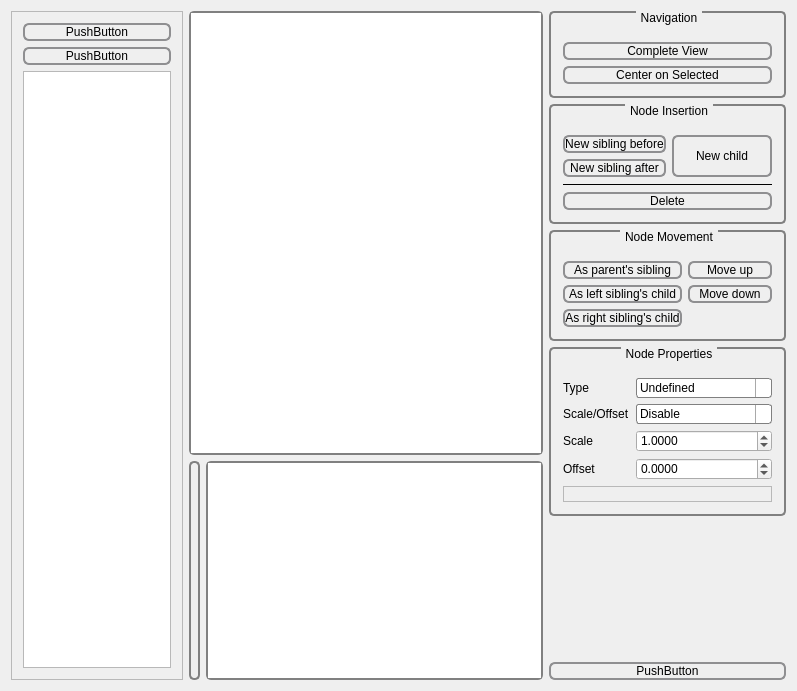
First picture: the form in trunk/qt-frontend/QtQuatschEditor/forms/qtquatscheditor.ui, repository phresnel/picogen, before the edit.
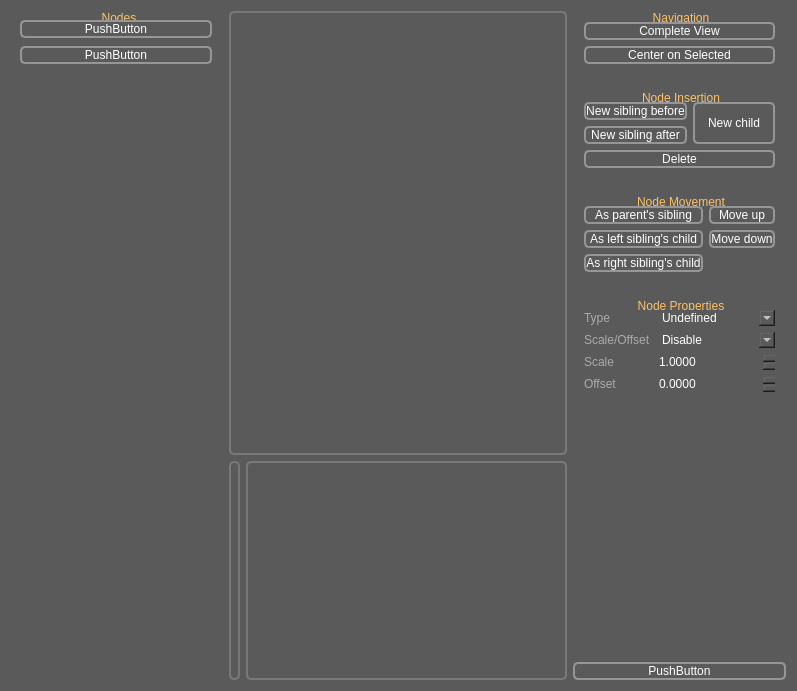
Second picture: the form after the edit. Icons and pictures are not drawn.

What changed in the file:
```diff
--- a/trunk/qt-frontend/QtQuatschEditor/forms/qtquatscheditor.ui
+++ b/trunk/qt-frontend/QtQuatschEditor/forms/qtquatscheditor.ui
@@ -10,97 +10,105 @@
     <height>691</height>
    </rect>
   </property>
+  <property name="font">
+   <font>
+    <weight>50</weight>
+    <bold>false</bold>
+    <underline>false</underline>
+   </font>
+  </property>
   <property name="windowTitle">
    <string>QtQuatschEditor</string>
   </property>
   <property name="styleSheet">
-   <string>     /*QWidget {
-         background-color: qlineargradient(x1: 0, y1: 1, x2: 0, y2: 0,
-                                           stop: 0 #a6a7aa, stop: 1 #dadbde);
-      }*/
-    
-     QPushButton {
-         border: 2px solid #8f8f91;
-         border-radius: 6px;
-         background-color: qlineargradient(x1: 0, y1: 0, x2: 0, y2: 1,
-                                           stop: 0 #f6f7fa, stop: 1 #dadbde);
-         min-width: 80px;
-     }
-    
-     QPushButton:disabled {
-	color: rgb(200, 200, 200);
-     }
+   <string notr="true">QWidget {
+	background-color: rgb(90, 90, 90);
+	color: rgb(255,255,255);
+	border-width: 0px;
+	border-style: solid;
+	border-color: transparent;
+	border-radius:5px;
+}
+QPushButton:disabled, 
+QComboBox:disabled,
+QSpinBox:disabled, 
+QDoubleSpinBox:disabled {
+	background-color: rgb(90, 90, 90);
+	color: rgb(140,140,140);
+	border-color: rgb(120,120,120)
+}
 
-     QPushButton:pressed {
-         background-color: qlineargradient(x1: 0, y1: 0, x2: 0, y2: 1,
-                                           stop: 0 #dadbde, stop: 1 #f6f7fa);
-     }
+QPushButton {
+	border-width: 2px;
+	border-color: rgb(150,150,150);
+}
+QLabel {
+	border-color: transparent;
+	color: rgb(170,170,170);
+}
 
-     QPushButton:flat {
-         border: none; /* no border for a flat push button */
-     }
-
-     QPushButton:default {
-         border-color: navy; /* make the default button prominent */
-     }
-
-/*-----------------------------------------*/
- QComboBox {
-     border: 1px solid gray;
-     border-radius: 3px;
-     padding: 1px 18px 1px 3px;
-     min-width: 6em;
- }
-
- QComboBox:editable {
-     background: white;
- }
-
- QComboBox:!editable, QComboBox::drop-down:editable {
-      background: qlineargradient(x1: 0, y1: 0, x2: 0, y2: 1,
-                                  stop: 0 #E1E1E1, stop: 0.4 #DDDDDD,
-                                  stop: 0.5 #D8D8D8, stop: 1.0 #D3D3D3);
- }
-
- /* QComboBox gets the &quot;on&quot; state when the popup is open */
- QComboBox:!editable:on, QComboBox::drop-down:editable:on {
-     background: qlineargradient(x1: 0, y1: 0, x2: 0, y2: 1,
-                                 stop: 0 #D3D3D3, stop: 0.4 #D8D8D8,
-                                 stop: 0.5 #DDDDDD, stop: 1.0 #E1E1E1);
- }
-
- QComboBox:on { /* shift the text when the popup opens */
-     padding-top: 3px;
-     padding-left: 4px;
- }
-
- QComboBox::drop-down {
-     subcontrol-origin: padding;
-     subcontrol-position: top right;
-     width: 15px;
-
-     border-left-width: 1px;
-     border-left-color: darkgray;
-     border-left-style: solid; /* just a single line */
-     border-top-right-radius: 3px; /* same radius as the QComboBox */
-     border-bottom-right-radius: 3px;
- }
-
- QComboBox::down-arrow {
-     image: url(/usr/share/icons/crystalsvg/16x16/actions/1downarrow.png);
- }
-
- QComboBox::down-arrow:on { /* shift the arrow when popup is open */
-     top: 1px;
-     left: 1px;
- }</string>
+QGroupBox {
+	background-color: qlineargradient(x1: 0, y1: 0, x2: 0, y2: 1,
+                                       stop: 0 rgb(110, 110, 110), stop: 1 rgb(140, 130, 120));
+	margin-top: 1.5ex; /* leave space at the top for the title */
+	border-radius: 16px;
+}
+QGroupBox::title {
+	subcontrol-origin: margin;
+	subcontrol-position: top center; /* position at the top center */
+	color: rgb(255, 193, 100);
+}
+QGraphicsView, #heightmapLabel {
+	background-color: qlineargradient(spread:pad, x1:0, y1:0, x2:0, y2:1,
+             stop:0 rgb(108, 128, 108), 
+             stop:1 rgb(0, 0, 0));
+	border: 2px solid gray;
+	border-radius: 5px;
+	border-color: rgb(120, 120, 120);
+	margin-top: 1ex; /* leave space at the top for the title */
+}
+</string>
   </property>
   <property name="locale">
    <locale language="English" country="UnitedKingdom"/>
   </property>
   <layout class="QGridLayout" name="gridLayout">
+   <item row="1" column="2" rowspan="2">
+    <widget class="QGraphicsView" name="graphicsView">
+     <property name="sizePolicy">
+      <sizepolicy hsizetype="Expanding" vsizetype="Expanding">
+       <horstretch>0</horstretch>
+       <verstretch>0</verstretch>
+      </sizepolicy>
+     </property>
+     <property name="styleSheet">
+      <string notr="true"/>
+     </property>
+     <property name="verticalScrollBarPolicy">
+      <enum>Qt::ScrollBarAsNeeded</enum>
+     </property>
+     <property name="horizontalScrollBarPolicy">
+      <enum>Qt::ScrollBarAsNeeded</enum>
+     </property>
+     <property name="renderHints">
+      <set>QPainter::Antialiasing|QPainter::HighQualityAntialiasing|QPainter::SmoothPixmapTransform|QPainter::TextAntialiasing</set>
+     </property>
+     <property name="dragMode">
+      <enum>QGraphicsView::ScrollHandDrag</enum>
+     </property>
+     <property name="transformationAnchor">
+      <enum>QGraphicsView::AnchorUnderMouse</enum>
+     </property>
+     <property name="resizeAnchor">
+      <enum>QGraphicsView::AnchorUnderMouse</enum>
+     </property>
+    </widget>
+   </item>
    <item row="1" column="8" rowspan="3">
     <layout class="QVBoxLayout" name="editorLayout_">
+     <property name="spacing">
+      <number>16</number>
+     </property>
      <property name="sizeConstraint">
       <enum>QLayout::SetMaximumSize</enum>
      </property>
@@ -119,20 +127,7 @@
         </size>
        </property>
        <property name="styleSheet">
-        <string>QGroupBox {
-     background-color: qlineargradient(x1: 0, y1: 0, x2: 0, y2: 1,
-                                       stop: 0 #E0E0E0, stop: 1 #FFFFFF);
-     border: 2px solid gray;
-     border-radius: 5px;
-     margin-top: 1ex; /* leave space at the top for the title */
- }
- QGroupBox::title {
-     subcontrol-origin: margin;
-     subcontrol-position: top center; /* position at the top center */
-     padding: 0 3px;
-     background-color: qlineargradient(x1: 0, y1: 0, x2: 0, y2: 1,
-                                       stop: 0 #FFOECE, stop: 1 #FFFFFF);
- }</string>
+        <string notr="true"/>
        </property>
        <property name="title">
         <string>Navigation</string>
@@ -167,29 +162,7 @@
         </sizepolicy>
        </property>
        <property name="styleSheet">
-        <string>QGroupBox {
-     background-color: qlineargradient(x1: 0, y1: 0, x2: 0, y2: 1,
-                                       stop: 0 #E0E0E0, stop: 1 #FFFFFF);
-     border: 2px solid gray;
-     border-radius: 5px;
-     margin-top: 1ex; /* leave space at the top for the title */
- }
- QGroupBox::title {
-     subcontrol-origin: margin;
-     subcontrol-position: top center; /* position at the top center */
-     padding: 0 3px;
-     background-color: qlineargradient(x1: 0, y1: 0, x2: 0, y2: 1,
-                                       stop: 0 #FFOECE, stop: 1 #FFFFFF);
- }
-
-
-     QPushButton {
-         border: 2px solid #8f8f91;
-         border-radius: 6px;
-         background-color: qlineargradient(x1: 0, y1: 0, x2: 0, y2: 1,
-                                           stop: 0 #f6f7fa, stop: 1 #daebde);
-         min-width: 80px;
-     }</string>
+        <string notr="true"/>
        </property>
        <property name="title">
         <string>Node Insertion</string>
@@ -251,22 +224,6 @@
           </item>
          </layout>
         </item>
-        <item>
-         <widget class="Line" name="line">
-          <property name="styleSheet">
-           <string>color: black;</string>
-          </property>
-          <property name="frameShadow">
-           <enum>QFrame::Plain</enum>
-          </property>
-          <property name="lineWidth">
-           <number>1</number>
-          </property>
-          <property name="orientation">
-           <enum>Qt::Horizontal</enum>
-          </property>
-         </widget>
-        </item>
         <item>
          <widget class="QPushButton" name="deleteNodeButton">
           <property name="sizePolicy">
@@ -290,20 +247,7 @@
      <item>
       <widget class="QGroupBox" name="groupBox_3">
        <property name="styleSheet">
-        <string>QGroupBox {
-     background-color: qlineargradient(x1: 0, y1: 0, x2: 0, y2: 1,
-                                       stop: 0 #E0E0E0, stop: 1 #FFFFFF);
-     border: 2px solid gray;
-     border-radius: 5px;
-     margin-top: 1ex; /* leave space at the top for the title */
- }
- QGroupBox::title {
-     subcontrol-origin: margin;
-     subcontrol-position: top center; /* position at the top center */
-     padding: 0 3px;
-     background-color: qlineargradient(x1: 0, y1: 0, x2: 0, y2: 1,
-                                       stop: 0 #FFOECE, stop: 1 #FFFFFF);
- }</string>
+        <string notr="true"/>
        </property>
        <property name="title">
         <string>Node Movement</string>
@@ -359,20 +303,7 @@
         </sizepolicy>
        </property>
        <property name="styleSheet">
-        <string>QGroupBox {
-     background-color: qlineargradient(x1: 0, y1: 0, x2: 0, y2: 1,
-                                       stop: 0 #E0E0E0, stop: 1 #FFFFFF);
-     border: 2px solid gray;
-     border-radius: 5px;
-     margin-top: 1ex;
- }
- QGroupBox::title {
-     subcontrol-origin: margin;
-     subcontrol-position: top center;
-     padding: 0 3px;
-     background-color: qlineargradient(x1: 0, y1: 0, x2: 0, y2: 1,
-                                       stop: 0 #FFOECE, stop: 1 #FFFFFF);
- }</string>
+        <string notr="true"/>
        </property>
        <property name="title">
         <string>Node Properties</string>
@@ -422,6 +353,15 @@
               <verstretch>0</verstretch>
              </sizepolicy>
             </property>
+            <property name="autoFillBackground">
+             <bool>false</bool>
+            </property>
+            <property name="frame">
+             <bool>false</bool>
+            </property>
+            <property name="buttonSymbols">
+             <enum>QAbstractSpinBox::UpDownArrows</enum>
+            </property>
             <property name="decimals">
              <number>4</number>
             </property>
@@ -444,6 +384,9 @@
               <verstretch>0</verstretch>
              </sizepolicy>
             </property>
+            <property name="frame">
+             <bool>false</bool>
+            </property>
             <property name="decimals">
              <number>4</number>
             </property>
@@ -715,7 +658,7 @@
            </sizepolicy>
           </property>
           <property name="frameShape">
-           <enum>QFrame::StyledPanel</enum>
+           <enum>QFrame::NoFrame</enum>
           </property>
           <property name="frameShadow">
            <enum>QFrame::Plain</enum>
@@ -776,15 +719,7 @@
         </sizepolicy>
        </property>
        <property name="styleSheet">
-        <string>QLabel {
-	background-color: qlineargradient(spread:pad, x1:0, y1:0, x2:0, y2:1,
-             stop:0 rgb(108, 128, 108), 
-             stop:1 rgb(118, 118, 118));
-     border: 2px solid gray;
-     border-radius: 5px;
-     margin-top: 1ex; /* leave space at the top for the title */
- }
-</string>
+        <string notr="true"/>
        </property>
        <property name="text">
         <string/>
@@ -800,49 +735,44 @@
         </sizepolicy>
        </property>
        <property name="styleSheet">
-        <string>QGraphicsView {
-	background-color: qlineargradient(spread:pad, x1:0, y1:0, x2:0, y2:1,
-             stop:0 rgb(108, 128, 108), 
-             stop:1 rgb(118, 118, 118));
-     border: 2px solid gray;
-     border-radius: 5px;
-     margin-top: 1ex; /* leave space at the top for the title */
- }
-</string>
+        <string notr="true"/>
        </property>
       </widget>
      </item>
     </layout>
    </item>
-   <item row="1" column="0" rowspan="3">
-    <widget class="QScrollArea" name="scrollArea_2">
+   <item row="1" column="1" rowspan="3">
+    <widget class="QGroupBox" name="groupBox_4">
      <property name="sizePolicy">
-      <sizepolicy hsizetype="MinimumExpanding" vsizetype="Expanding">
+      <sizepolicy hsizetype="Preferred" vsizetype="Preferred">
        <horstretch>0</horstretch>
        <verstretch>0</verstretch>
       </sizepolicy>
      </property>
-     <property name="maximumSize">
-      <size>
-       <width>172</width>
-       <height>16777215</height>
-      </size>
+     <property name="title">
+      <string>Nodes</string>
      </property>
-     <property name="widgetResizable">
-      <bool>true</bool>
-     </property>
-     <widget class="QWidget" name="scrollAreaWidgetContents_2">
-      <property name="geometry">
-       <rect>
-        <x>0</x>
-        <y>0</y>
-        <width>170</width>
-        <height>671</height>
-       </rect>
+     <layout class="QVBoxLayout" name="verticalLayout_2" stretch="0,0,0,1">
+      <property name="spacing">
+       <number>8</number>
+      </property>
+      <property name="sizeConstraint">
+       <enum>QLayout::SetMaximumSize</enum>
       </property>
-      <layout class="QVBoxLayout" name="verticalLayout_6">
+      <property name="leftMargin">
+       <number>9</number>
+      </property>
+      <property name="topMargin">
+       <number>9</number>
+      </property>
        <item>
         <widget class="QPushButton" name="pushButton">
+        <property name="sizePolicy">
+         <sizepolicy hsizetype="Preferred" vsizetype="Fixed">
+          <horstretch>0</horstretch>
+          <verstretch>0</verstretch>
+         </sizepolicy>
+        </property>
          <property name="text">
           <string>PushButton</string>
          </property>
@@ -850,19 +780,62 @@
        </item>
        <item>
         <widget class="QPushButton" name="pushButton_2">
+        <property name="sizePolicy">
+         <sizepolicy hsizetype="Preferred" vsizetype="Fixed">
+          <horstretch>0</horstretch>
+          <verstretch>0</verstretch>
+         </sizepolicy>
+        </property>
          <property name="text">
           <string>PushButton</string>
          </property>
         </widget>
        </item>
+      <item>
+       <widget class="QLabel" name="label_5">
+        <property name="sizePolicy">
+         <sizepolicy hsizetype="Preferred" vsizetype="Preferred">
+          <horstretch>0</horstretch>
+          <verstretch>0</verstretch>
+         </sizepolicy>
+        </property>
+        <property name="frameShape">
+         <enum>QFrame::NoFrame</enum>
+        </property>
+        <property name="frameShadow">
+         <enum>QFrame::Plain</enum>
+        </property>
+        <property name="text">
+         <string/>
+        </property>
+        <property name="textFormat">
+         <enum>Qt::PlainText</enum>
+        </property>
+        <property name="pixmap">
+         <pixmap resource="../resources/icons.qrc">:/aggregate/info.n</pixmap>
+        </property>
+        <property name="scaledContents">
+         <bool>false</bool>
+        </property>
+        <property name="wordWrap">
+         <bool>true</bool>
+        </property>
+       </widget>
+      </item>
        <item>
         <widget class="QTreeWidget" name="nodeTypesTreeWidget">
          <property name="sizePolicy">
-          <sizepolicy hsizetype="Maximum" vsizetype="Expanding">
+         <sizepolicy hsizetype="Ignored" vsizetype="Preferred">
            <horstretch>0</horstretch>
            <verstretch>0</verstretch>
           </sizepolicy>
          </property>
+        <property name="minimumSize">
+         <size>
+          <width>192</width>
+          <height>0</height>
+         </size>
+        </property>
          <property name="maximumSize">
           <size>
            <width>16777215</width>
@@ -910,46 +883,6 @@
         </widget>
        </item>
       </layout>
-     </widget>
-    </widget>
-   </item>
-   <item row="1" column="2" rowspan="2">
-    <widget class="QGraphicsView" name="graphicsView">
-     <property name="sizePolicy">
-      <sizepolicy hsizetype="Expanding" vsizetype="Expanding">
-       <horstretch>0</horstretch>
-       <verstretch>0</verstretch>
-      </sizepolicy>
-     </property>
-     <property name="styleSheet">
-      <string>QGraphicsView {
-	background-color: qlineargradient(spread:pad, x1:0, y1:0, x2:0, y2:1,
-             stop:0 rgb(108, 128, 108), 
-             stop:1 rgb(118, 118, 118));
-     border: 2px solid gray;
-     border-radius: 5px;
-     margin-top: 1ex; /* leave space at the top for the title */
- }
-</string>
-     </property>
-     <property name="verticalScrollBarPolicy">
-      <enum>Qt::ScrollBarAsNeeded</enum>
-     </property>
-     <property name="horizontalScrollBarPolicy">
-      <enum>Qt::ScrollBarAsNeeded</enum>
-     </property>
-     <property name="renderHints">
-      <set>QPainter::Antialiasing|QPainter::HighQualityAntialiasing|QPainter::SmoothPixmapTransform|QPainter::TextAntialiasing</set>
-     </property>
-     <property name="dragMode">
-      <enum>QGraphicsView::ScrollHandDrag</enum>
-     </property>
-     <property name="transformationAnchor">
-      <enum>QGraphicsView::AnchorUnderMouse</enum>
-     </property>
-     <property name="resizeAnchor">
-      <enum>QGraphicsView::AnchorUnderMouse</enum>
-     </property>
     </widget>
    </item>
   </layout>
```
Left out of the diff: 8 changed lines with no effect on the pictures. Lines whose indentation alone changed are shown as unchanged.
